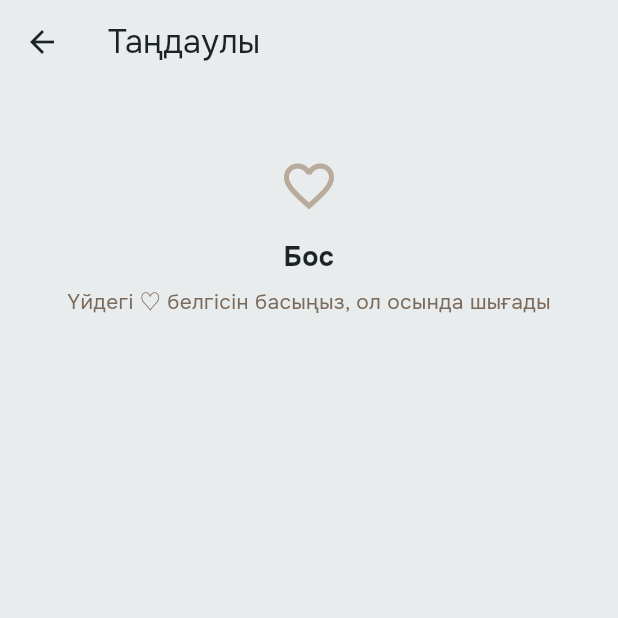
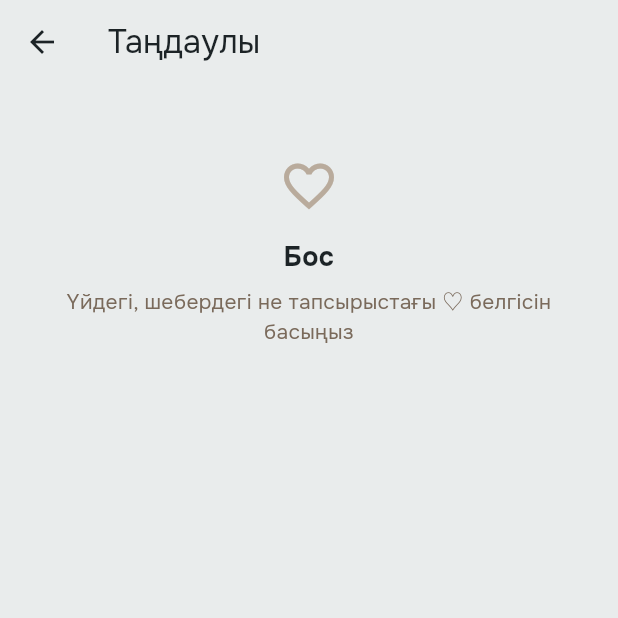
Before and after one commit to eq-devs/yusal, a Flutter app: the FavouritesPage screen opened directly, on a phone screen of 412 x 824 dp, the top half of it. Run offline on Flutter 3.47's test engine with Material 3 defaults, Android fonts, the phone set to English and light mode, and no system bars; our stand-ins replace firebase_core, firebase_messaging, flutter_image_compress, flutter_riverpod, google_sign_in, pdf and 3 more; missing offline and left inert: cue, file_selector, indexd_stack_dev, motor; accounts and stored records are empty; statements that could not run were skipped.

```diff
--- a/lib/platform/ui/me/me_page.dart
+++ b/lib/platform/ui/me/me_page.dart
@@ -450,8 +450,9 @@ class MyApplicationsPage extends StatelessWidget {
   }
 }
 
-/// What I saved: the houses I hearted on the home feed or a house page,
-/// and the demands I starred on Discover, one section each.
+/// Everything I saved, one section per kind: houses I hearted (home feed
+/// or a house page), workers and teams, and demands. Favourites hold
+/// profile and demand ids together, so each id is looked up as either.
 class FavouritesPage extends StatelessWidget {
   const FavouritesPage({super.key});
   @override
@@ -459,27 +460,33 @@ class FavouritesPage extends StatelessWidget {
     AppScope.watch(context);
     return PageScaffold(
         title: tr3('收藏', 'Таңдаулы', 'Избранное'),
-        body: Live<(List<HousePost>, List<Demand>)>(
-            load: (r) async => (
-                  [
-                    for (final id in await r.likedPosts())
-                      if (await r.post(id) case final p?) p
-                  ],
-                  [
-                    for (final id in await r.favourites())
-                      if (await r.demand(id) case final d?) d
-                  ]
-                ),
+        body: Live<(List<HousePost>, List<ServiceProfile>, List<Demand>)>(
+            load: (r) async {
+              final houses = [
+                for (final id in await r.likedPosts())
+                  if (await r.post(id) case final p?) p
+              ];
+              final profiles = <ServiceProfile>[];
+              final demands = <Demand>[];
+              for (final id in await r.favourites()) {
+                if (await r.demand(id) case final d?) {
+                  demands.add(d);
+                } else if (await r.profile(id) case final p?) {
+                  profiles.add(p);
+                }
+              }
+              return (houses, profiles, demands);
+            },
             builder: (context, data) {
-              final (houses, demands) = data;
-              if (houses.isEmpty && demands.isEmpty) {
+              final (houses, profiles, demands) = data;
+              if (houses.isEmpty && profiles.isEmpty && demands.isEmpty) {
                 return EmptyState(
                     icon: Icons.favorite_border,
                     title: tr3('还没有收藏', 'Бос', 'Пусто'),
                     body: tr3(
-                        '在首页的房子上点 ♡，或在发现里收藏需求，就会出现在这里',
-                        'Үйдегі ♡ белгісін басыңыз, ол осында шығады',
-                        'Нажмите ♡ на доме или заявке, и она появится здесь'));
+                        '在房子、师傅名片或需求上点 ♡，就会出现在这里',
+                        'Үйдегі, шебердегі не тапсырыстағы ♡ белгісін басыңыз',
+                        'Нажмите ♡ на доме, мастере или заявке, и они появятся здесь'));
               }
               return Column(
                   crossAxisAlignment: CrossAxisAlignment.stretch,
@@ -497,12 +504,25 @@ class FavouritesPage extends StatelessWidget {
                                 onTap: () => pushPage<void>(context,
                                     (_) => PostPage(postId: p.id, preview: p)))),
                     ],
+                    if (profiles.isNotEmpty) ...[
+                      SectionTitle(
+                          tr3('师傅和施工队', 'Шеберлер', 'Мастера и бригады')),
+                      for (final p in profiles)
+                        Padding(
+                            padding: const EdgeInsets.only(bottom: 10),
+                            child: ProfileCard(
+                                key: Key('fav-profile-${p.id}'),
+                                profile: p,
+                                onTap: () => pushPage<void>(context,
+                                    (_) => ProfilePage(profileId: p.id)))),
+                    ],
                     if (demands.isNotEmpty) ...[
                       SectionTitle(tr3('需求', 'Тапсырыстар', 'Заявки')),
                       for (final d in demands)
                         Padding(
                             padding: const EdgeInsets.only(bottom: 10),
                             child: DemandCard(
+                                key: Key('fav-demand-${d.id}'),
                                 compact: true,
                                 demand: d,
                                 onTap: () => pushPage<void>(context,
```
Also changed, not shown: lib/platform/ui/profile/profile_page.dart (+23 -5 lines), 1 other file.
